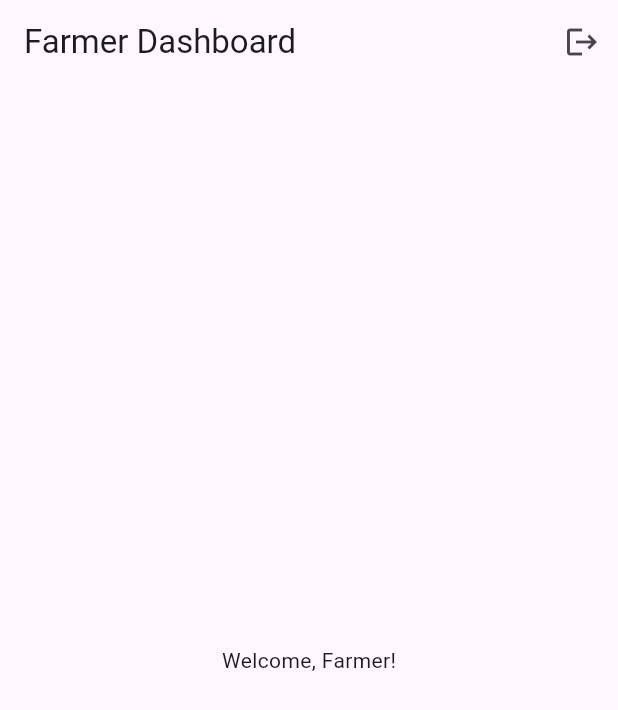
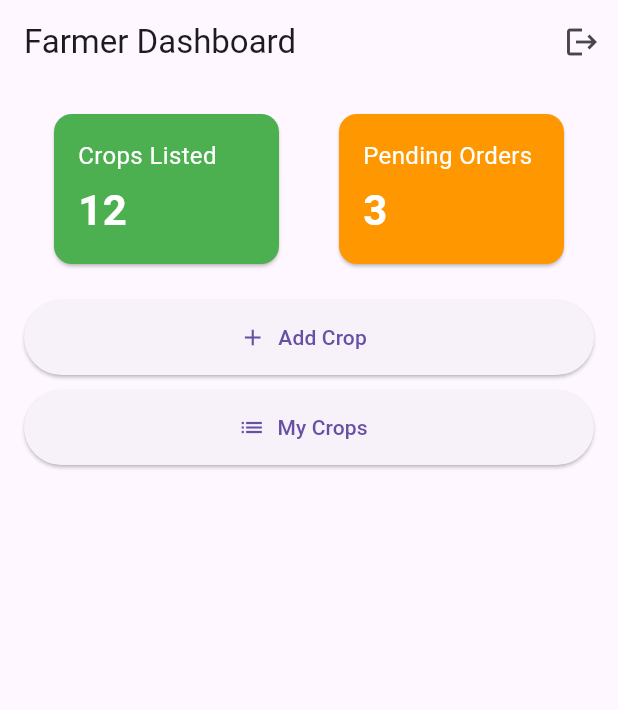
Before and after one commit to fouziaafrin/bazaarbarta, a Flutter app: the FarmerDashboard screen opened directly, on a phone screen of 412 x 824 dp. Shown: the top 710 px of the screen. Run offline on Flutter 3.47's test engine with Material 3 defaults, Android fonts, the phone set to English and light mode, and no system bars; our stand-ins replace cloud_firestore, firebase_auth, firebase_core; accounts and stored records are empty.

Commit message:
implemented farmer dash with dummy without firestore

```diff
--- /dev/null
+++ b/lib/screens/dashboards/crop_list_screen.dart
@@ -0,0 +1,34 @@
+import 'package:flutter/material.dart';
+
+class CropListScreen extends StatelessWidget {
+  // Dummy data for UI
+  final List<Map<String, String>> crops = [
+    {"name": "Tomato", "category": "Vegetable", "quantity": "20", "price": "50"},
+    {"name": "Mango", "category": "Fruit", "quantity": "10", "price": "200"},
+  ];
+
+  @override
+  Widget build(BuildContext context) {
+    return Scaffold(
+      appBar: AppBar(title: Text("My Crops")),
+      body: ListView.builder(
+        padding: EdgeInsets.all(16),
+        itemCount: crops.length,
+        itemBuilder: (context, index) {
+          final crop = crops[index];
+          return Card(
+            shape: RoundedRectangleBorder(borderRadius: BorderRadius.circular(12)),
+            child: ListTile(
+              title: Text(crop['name']!),
+              subtitle: Text("${crop['category']} - ${crop['quantity']} units"),
+              trailing: Text("₹${crop['price']}"),
+              onTap: () {
+                // TODO: Navigate to crop details / edit screen
+              },
+            ),
+          );
+        },
+      ),
+    );
+  }
+}
--- a/lib/screens/dashboards/farmer_dashboard.dart
+++ b/lib/screens/dashboards/farmer_dashboard.dart
@@ -1,4 +1,6 @@
 import 'package:flutter/material.dart';
+import 'add_crop_screen.dart';
+import 'crop_list_screen.dart';
 import '../../services/a_service.dart';
 import '../home_screen.dart';
 
@@ -19,7 +21,60 @@ class FarmerDashboard extends StatelessWidget {
           )
         ],
       ),
-      body: Center(child: Text("Welcome, Farmer!")),
+      body: SingleChildScrollView(
+        padding: const EdgeInsets.all(16.0),
+        child: Column(
+          children: [
+            // Overview Cards
+            Row(
+              mainAxisAlignment: MainAxisAlignment.spaceAround,
+              children: [
+                _buildOverviewCard("Crops Listed", "12", Colors.green),
+                _buildOverviewCard("Pending Orders", "3", Colors.orange),
+              ],
+            ),
+            SizedBox(height: 20),
+            // Actions
+            ElevatedButton.icon(
+              onPressed: () {
+                Navigator.push(context, MaterialPageRoute(builder: (_) => AddCropScreen()));
+              },
+              icon: Icon(Icons.add),
+              label: Text("Add Crop"),
+              style: ElevatedButton.styleFrom(minimumSize: Size(double.infinity, 50)),
+            ),
+            SizedBox(height: 10),
+            ElevatedButton.icon(
+              onPressed: () {
+                Navigator.push(context, MaterialPageRoute(builder: (_) => CropListScreen()));
+              },
+              icon: Icon(Icons.list),
+              label: Text("My Crops"),
+              style: ElevatedButton.styleFrom(minimumSize: Size(double.infinity, 50)),
+            ),
+          ],
+        ),
+      ),
+    );
+  }
+
+  Widget _buildOverviewCard(String title, String value, Color color) {
+    return Card(
+      shape: RoundedRectangleBorder(borderRadius: BorderRadius.circular(12)),
+      color: color,
+      child: Container(
+        width: 150,
+        height: 100,
+        padding: EdgeInsets.all(16),
+        child: Column(
+          crossAxisAlignment: CrossAxisAlignment.start,
+          children: [
+            Text(title, style: TextStyle(color: Colors.white, fontSize: 16)),
+            Spacer(),
+            Text(value, style: TextStyle(color: Colors.white, fontSize: 28, fontWeight: FontWeight.bold)),
+          ],
+        ),
+      ),
     );
   }
 }
```
Also changed, not shown: lib/screens/dashboards/add_crop_screen.dart (added, +47 -0 lines).
